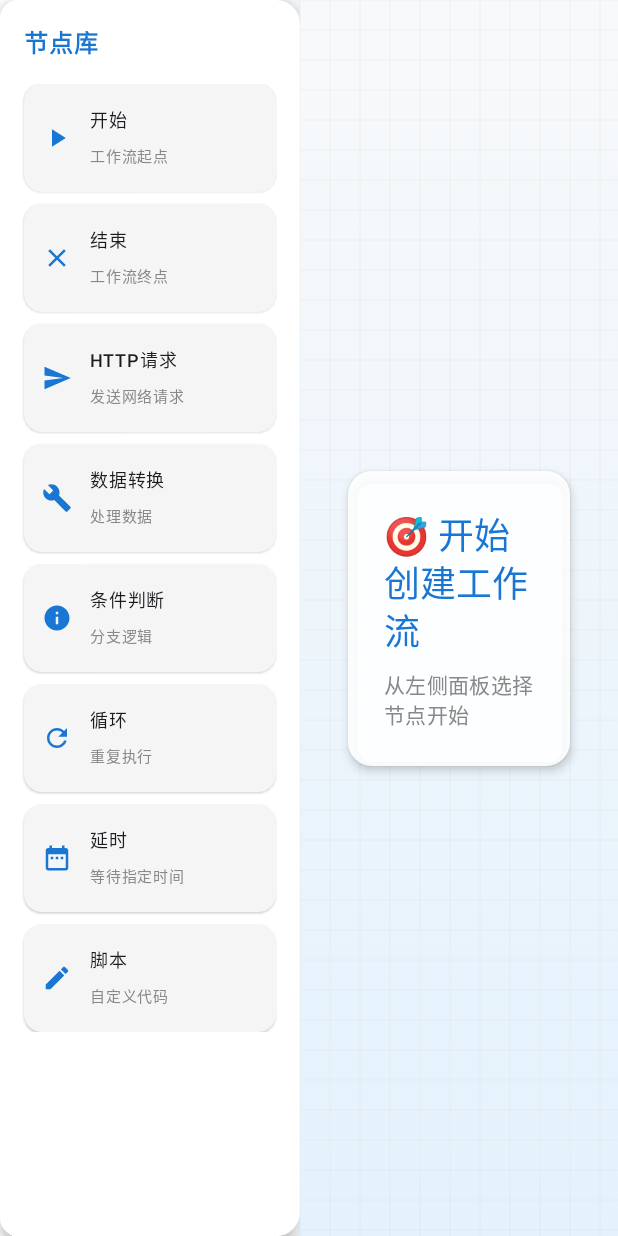
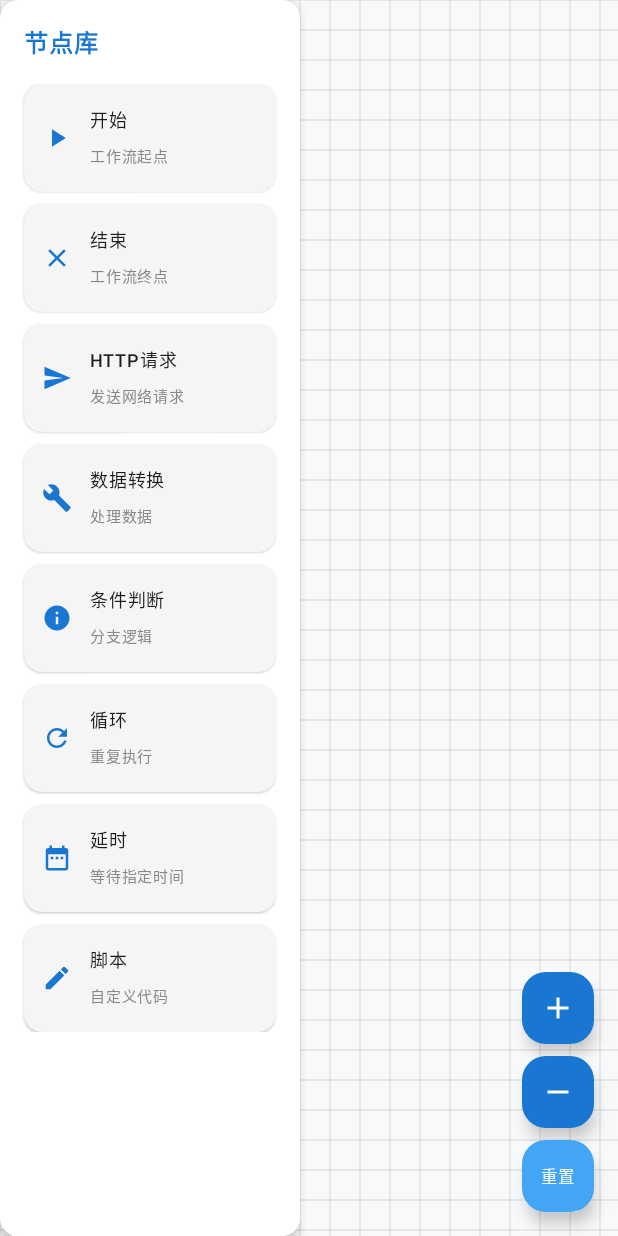
Before and after one commit to dogcodes/AutoFlow, an Android app built with Jetpack Compose: the screen it shows after launch (MainActivity), on a phone screen of 412 x 824 dp. Run offline under Robolectric (Android 15) with nearby library versions, the light colour scheme and no system bars.

Commit message:
添加支持缩放

```diff
--- a/app/src/main/java/com/carlos/autoflow/workflow/ui/WorkflowEditor.kt
+++ b/app/src/main/java/com/carlos/autoflow/workflow/ui/WorkflowEditor.kt
@@ -2,95 +2,61 @@ package com.carlos.autoflow.workflow.ui
 
 import androidx.compose.foundation.Canvas
 import androidx.compose.foundation.background
+import androidx.compose.foundation.gestures.detectDragGestures
 import androidx.compose.foundation.gestures.detectTapGestures
+import androidx.compose.foundation.gestures.detectTransformGestures
 import androidx.compose.foundation.layout.*
 import androidx.compose.foundation.shape.RoundedCornerShape
+import androidx.compose.material.icons.Icons
+import androidx.compose.material.icons.filled.Add
+import androidx.compose.material.icons.filled.Remove
 import androidx.compose.material3.*
 import androidx.compose.runtime.*
 import androidx.compose.ui.Alignment
 import androidx.compose.ui.Modifier
 import androidx.compose.ui.draw.clip
-import androidx.compose.ui.draw.shadow
+import androidx.compose.ui.geometry.Offset
 import androidx.compose.ui.graphics.Color
+import androidx.compose.ui.graphics.Path
+import androidx.compose.ui.graphics.drawscope.DrawScope
+import androidx.compose.ui.graphics.graphicsLayer
 import androidx.compose.ui.input.pointer.pointerInput
+import androidx.compose.ui.platform.LocalDensity
 import androidx.compose.ui.unit.dp
 import androidx.lifecycle.viewmodel.compose.viewModel
 import com.carlos.autoflow.workflow.models.NodeType
+import com.carlos.autoflow.workflow.viewmodel.CanvasViewModel
 import com.carlos.autoflow.workflow.viewmodel.WorkflowViewModel
 
+@OptIn(ExperimentalMaterial3Api::class)
 @Composable
-fun WorkflowEditor() {
-    val workflowViewModel: WorkflowViewModel = viewModel()
+fun WorkflowEditor(
+    workflowViewModel: WorkflowViewModel = viewModel(),
+    canvasViewModel: CanvasViewModel = viewModel()
+) {
     val workflow by workflowViewModel.workflow.collectAsState()
+    val canvasState by canvasViewModel.canvasState.collectAsState()
+    val connectingNodeId by workflowViewModel.connectingNodeId.collectAsState()
     val selectedNodeId by workflowViewModel.selectedNodeId.collectAsState()
-    val connectingNodeId by workflowViewModel.connectingNodeId.collectAsState()
+    val density = LocalDensity.current
 
-    Row(modifier = Modifier.fillMaxSize()) {
-        // 左侧节点面板 - 添加阴影和圆角
-        Surface(
-            modifier = Modifier.width(200.dp),
-            color = Color.White,
-            shadowElevation = 8.dp,
-            shape = RoundedCornerShape(topEnd = 16.dp, bottomEnd = 16.dp)
-        ) {
-            NodeSelectionPanel(
-                onNodeSelected = { nodeType ->
-                    workflowViewModel.addNode(nodeType, 100f, 100f)
-                }
-            )
-        }
-
-        // 主画布区域 - 优化背景和布局
-        Box(
-            modifier = Modifier
-                .weight(1f)
-                .fillMaxHeight()
-                .background(
-                    brush = androidx.compose.ui.graphics.Brush.verticalGradient(
-                        colors = listOf(
-                            Color(0xFFF8F9FA),
-                            Color(0xFFE3F2FD)
-                        )
-                    )
-                )
-        ) {
-            // 网格背景和连线
-            Canvas(
-                modifier = Modifier.fillMaxSize()
-            ) {
-                // 绘制网格
-                val gridSize = 20.dp.toPx()
-                val strokeWidth = 0.5.dp.toPx()
-
-                val numVerticalLines = (size.width / gridSize).toInt() + 1
-                val numHorizontalLines = (size.height / gridSize).toInt() + 1
-
-                for (i in 0..numVerticalLines) {
-                    drawLine(
-                        color = Color(0xFFE0E0E0).copy(alpha = 0.5f),
-                        start = androidx.compose.ui.geometry.Offset(i * gridSize, 0f),
-                        end = androidx.compose.ui.geometry.Offset(i * gridSize, size.height),
-                        strokeWidth = strokeWidth
-                    )
-                }
-
-                for (i in 0..numHorizontalLines) {
-                    drawLine(
-                        color = Color(0xFFE0E0E0).copy(alpha = 0.5f),
-                        start = androidx.compose.ui.geometry.Offset(0f, i * gridSize),
-                        end = androidx.compose.ui.geometry.Offset(size.width, i * gridSize),
-                        strokeWidth = strokeWidth
-                    )
-                }
-            }
-
-            // 单独的连线层，支持点击删除
+    Box(modifier = Modifier.fillMaxSize()) {
+        // 背景网格和手势检测
         Canvas(
             modifier = Modifier
                 .fillMaxSize()
                 .pointerInput(Unit) {
+                    detectTransformGestures { _, pan, zoom, _ ->
+                        canvasViewModel.updateScale(canvasState.scale * zoom)
+                        canvasViewModel.updateOffset(
+                            canvasState.offsetX + pan.x,
+                            canvasState.offsetY + pan.y
+                        )
+                    }
+                }
+                .pointerInput(Unit) {
                     detectTapGestures { offset ->
-                            // 检测点击的连接线
+                        // 检测连接线删除按钮点击
                         workflow.connections.forEach { connection ->
                             val sourceNode = workflow.nodes.find { it.id == connection.sourceNodeId }
                             val targetNode = workflow.nodes.find { it.id == connection.targetNodeId }
@@ -104,7 +70,6 @@ fun WorkflowEditor() {
                                 val endX = targetNode.x.dp.toPx() - 5.dp.toPx()
                                 val endY = targetNode.y.dp.toPx() + nodeHeight / 2
 
-                                    // 简单的线段点击检测（检测中点附近）
                                 val midX = (startX + endX) / 2
                                 val midY = (startY + endY) / 2
                                 val distance = kotlin.math.sqrt(
@@ -121,6 +86,30 @@ fun WorkflowEditor() {
                     }
                 }
         ) {
+            // 绘制网格
+            val gridSize = 20.dp.toPx()
+            val startX = (-canvasState.offsetX / canvasState.scale) % gridSize
+            val startY = (-canvasState.offsetY / canvasState.scale) % gridSize
+
+            for (x in (startX.toInt() until size.width.toInt() step gridSize.toInt())) {
+                drawLine(
+                    color = Color.Gray.copy(alpha = 0.2f),
+                    start = Offset(x.toFloat(), 0f),
+                    end = Offset(x.toFloat(), size.height),
+                    strokeWidth = 1.dp.toPx()
+                )
+            }
+
+            for (y in (startY.toInt() until size.height.toInt() step gridSize.toInt())) {
+                drawLine(
+                    color = Color.Gray.copy(alpha = 0.2f),
+                    start = Offset(0f, y.toFloat()),
+                    end = Offset(size.width, y.toFloat()),
+                    strokeWidth = 1.dp.toPx()
+                )
+            }
+
+            // 绘制连接线（不缩放）
             workflow.connections.forEach { connection ->
                 val sourceNode = workflow.nodes.find { it.id == connection.sourceNodeId }
                 val targetNode = workflow.nodes.find { it.id == connection.targetNodeId }
@@ -130,15 +119,15 @@ fun WorkflowEditor() {
                     val nodeWidth = 160.dp.toPx()
                     val nodeHeight = 100.dp.toPx()
 
-                        // 连接点位置
-                        val startX = sourceNode.x.dp.toPx() + nodeWidth + 5.dp.toPx()
-                        val startY = sourceNode.y.dp.toPx() + nodeHeight / 2
-                        val endX = targetNode.x.dp.toPx() - 5.dp.toPx()
-                        val endY = targetNode.y.dp.toPx() + nodeHeight / 2
+                    // 连接点位置（应用缩放和偏移）
+                    val startX = (sourceNode.x.dp.toPx() + nodeWidth + 5.dp.toPx()) * canvasState.scale + canvasState.offsetX
+                    val startY = (sourceNode.y.dp.toPx() + nodeHeight / 2) * canvasState.scale + canvasState.offsetY
+                    val endX = (targetNode.x.dp.toPx() - 5.dp.toPx()) * canvasState.scale + canvasState.offsetX
+                    val endY = (targetNode.y.dp.toPx() + nodeHeight / 2) * canvasState.scale + canvasState.offsetY
 
                     // 贝塞尔曲线
-                        val controlOffset = 60.dp.toPx()
-                        val path = androidx.compose.ui.graphics.Path().apply {
+                    val controlOffset = 60.dp.toPx() * canvasState.scale
+                    val path = Path().apply {
                         moveTo(startX, startY)
                         cubicTo(
                             startX + controlOffset, startY,
@@ -161,23 +150,23 @@ fun WorkflowEditor() {
                     drawCircle(
                         color = Color(0xFF2196F3),
                         radius = 5.dp.toPx(),
-                            center = androidx.compose.ui.geometry.Offset(startX, startY)
+                        center = Offset(startX, startY)
                     )
                     drawCircle(
                         color = Color.White,
                         radius = 2.dp.toPx(),
-                            center = androidx.compose.ui.geometry.Offset(startX, startY)
+                        center = Offset(startX, startY)
                     )
 
                     drawCircle(
                         color = Color(0xFF42A5F5),
                         radius = 5.dp.toPx(),
-                            center = androidx.compose.ui.geometry.Offset(endX, endY)
+                        center = Offset(endX, endY)
                     )
                     drawCircle(
                         color = Color.White,
                         radius = 2.dp.toPx(),
-                            center = androidx.compose.ui.geometry.Offset(endX, endY)
+                        center = Offset(endX, endY)
                     )
 
                     // 在连接线中点绘制删除按钮
@@ -186,18 +175,18 @@ fun WorkflowEditor() {
                     drawCircle(
                         color = Color(0xFFE53E3E),
                         radius = 8.dp.toPx(),
-                            center = androidx.compose.ui.geometry.Offset(midX, midY)
+                        center = Offset(midX, midY)
                     )
                     drawCircle(
                         color = Color.White,
                         radius = 3.dp.toPx(),
-                            center = androidx.compose.ui.geometry.Offset(midX, midY)
+                        center = Offset(midX, midY)
                     )
                 }
             }
         }
 
-            // 渲染所有节点 - 拖拽时禁用动画
+        // 渲染所有节点 - 支持缩放
         workflow.nodes.forEach { node ->
             key(node.id) {
                 Box(
@@ -206,13 +195,23 @@ fun WorkflowEditor() {
                             x = node.x.dp,
                             y = node.y.dp
                         )
+                        .graphicsLayer(
+                            scaleX = canvasState.scale,
+                            scaleY = canvasState.scale,
+                            translationX = canvasState.offsetX,
+                            translationY = canvasState.offsetY
+                        )
                 ) {
                     WorkflowNodeView(
                         node = node,
                         isSelected = selectedNodeId == node.id,
                         isConnecting = connectingNodeId == node.id,
                         onMove = { deltaX, deltaY ->
-                                workflowViewModel.moveNode(node.id, deltaX, deltaY)
+                            workflowViewModel.moveNode(
+                                node.id,
+                                deltaX / canvasState.scale,
+                                deltaY / canvasState.scale
+                            )
                         },
                         onSelect = {
                             if (connectingNodeId != null) {
@@ -225,7 +224,6 @@ fun WorkflowEditor() {
                         onDoubleClick = {
                             if (connectingNodeId == null) {
                                 if (node.type == NodeType.END) {
-                                        // 结束节点双击时显示提示
                                     workflowViewModel.selectNode("end_tip_${node.id}")
                                 } else {
                                     workflowViewModel.startConnection(node.id)
@@ -239,34 +237,53 @@ fun WorkflowEditor() {
             }
         }
 
-            // 状态指示器
-            if (workflow.nodes.isEmpty()) {
-                Card(
+        // 节点选择面板
+        NodeSelectionPanel(
+            modifier = Modifier.align(Alignment.CenterStart),
+            onNodeSelected = { nodeType ->
+                workflowViewModel.addNode(nodeType, 100f, 100f)
+            }
+        )
+
+        // 缩放控制和重置按钮
+        Column(
             modifier = Modifier
-                        .align(Alignment.Center)
-                        .padding(32.dp),
-                    colors = CardDefaults.cardColors(
-                        containerColor = Color.White.copy(alpha = 0.9f)
-                    ),
-                    elevation = CardDefaults.cardElevation(defaultElevation = 4.dp),
-                    shape = RoundedCornerShape(16.dp)
+                .align(Alignment.BottomEnd)
+                .padding(16.dp)
         ) {
-                    Column(
-                        modifier = Modifier.padding(24.dp),
-                        horizontalAlignment = Alignment.CenterHorizontally
+            FloatingActionButton(
+                onClick = { canvasViewModel.updateScale(canvasState.scale * 1.2f) },
+                modifier = Modifier.size(48.dp),
+                containerColor = MaterialTheme.colorScheme.primary
+            ) {
+                Icon(Icons.Default.Add, contentDescription = "放大")
+            }
+
+            Spacer(modifier = Modifier.height(8.dp))
+
+            FloatingActionButton(
+                onClick = { canvasViewModel.updateScale(canvasState.scale * 0.8f) },
+                modifier = Modifier.size(48.dp),
+                containerColor = MaterialTheme.colorScheme.primary
+            ) {
+                Icon(Icons.Default.Remove, contentDescription = "缩小")
+            }
+
+            Spacer(modifier = Modifier.height(8.dp))
+
+            FloatingActionButton(
+                onClick = {
+                    canvasViewModel.updateScale(1.0f)
+                    canvasViewModel.updateOffset(0f, 0f)
+                },
+                modifier = Modifier.size(48.dp),
+                containerColor = MaterialTheme.colorScheme.secondary
             ) {
                 Text(
-                            text = "🎯 开始创建工作流",
-                            style = MaterialTheme.typography.headlineSmall,
-                            color = Color(0xFF1976D2)
+                    text = "重置",
+                    style = MaterialTheme.typography.labelSmall,
+                    color = Color.White
                 )
-                        Spacer(modifier = Modifier.height(8.dp))
-                        Text(
-                            text = "从左侧面板选择节点开始",
-                            style = MaterialTheme.typography.bodyMedium,
-                            color = Color.Gray
-                        )
-                    }
             }
         }
 
@@ -277,19 +294,14 @@ fun WorkflowEditor() {
                 modifier = Modifier
                     .align(Alignment.TopCenter)
                     .padding(16.dp),
-                    colors = CardDefaults.cardColors(
-                        containerColor = Color(0xFFFF9800).copy(alpha = 0.9f)
-                    ),
-                    elevation = CardDefaults.cardElevation(defaultElevation = 4.dp),
-                    shape = RoundedCornerShape(8.dp)
+                colors = CardDefaults.cardColors(containerColor = Color(0xFF2196F3))
             ) {
                 Text(
                     text = when (connectingNode?.type) {
-                            NodeType.START -> "🔗 从【开始】连接：点击其他节点完成连接（开始节点不能被连接）"
+                        NodeType.START -> "🔗 从【开始】连接：点击其他节点完成连接"
                         else -> "🔗 连接模式：点击目标节点完成连接"
                     },
                     modifier = Modifier.padding(12.dp),
-                        style = MaterialTheme.typography.bodySmall,
                     color = Color.White
                 )
             }
@@ -301,21 +313,15 @@ fun WorkflowEditor() {
                 modifier = Modifier
                     .align(Alignment.TopCenter)
                     .padding(16.dp),
-                    colors = CardDefaults.cardColors(
-                        containerColor = Color(0xFFE53E3E).copy(alpha = 0.9f)
-                    ),
-                    elevation = CardDefaults.cardElevation(defaultElevation = 4.dp),
-                    shape = RoundedCornerShape(8.dp)
+                colors = CardDefaults.cardColors(containerColor = Color(0xFFE53E3E))
             ) {
                 Text(
-                        text = "❌ 结束节点无法向外连接，只能接收来自其他节点的连接",
+                    text = "❌ 结束节点无法向外连接",
                     modifier = Modifier.padding(12.dp),
-                        style = MaterialTheme.typography.bodySmall,
                     color = Color.White
                 )
             }
 
-                // 2秒后自动清除提示
             LaunchedEffect(selectedNodeId) {
                 kotlinx.coroutines.delay(2000)
                 workflowViewModel.selectNode(null)
@@ -323,4 +329,3 @@ fun WorkflowEditor() {
         }
     }
 }
-}
```
Lines whose indentation alone changed are shown as unchanged.
